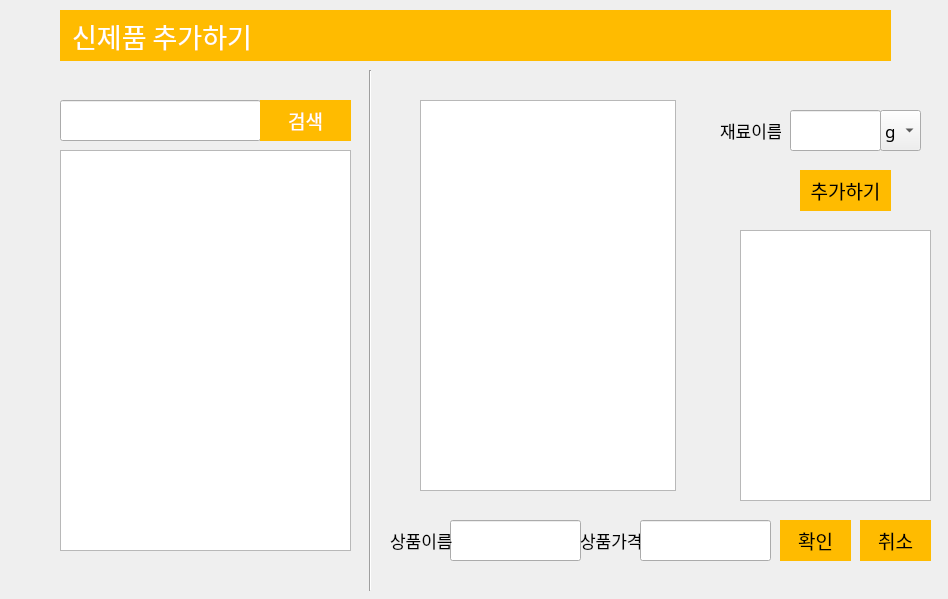
Above: snack_bar.ui from jungyeonwoo265/snack_bar before the change. Below: the same form after it.
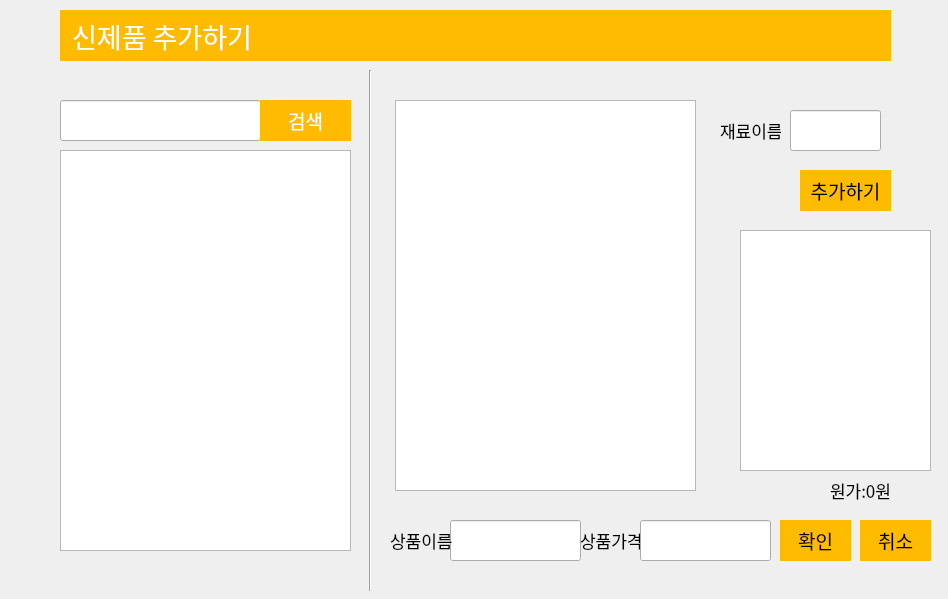
That is the form after the change. The open tabs and pages were chosen to show the change. Icons and pictures are not drawn.

Commit message: 새 상품 등록

Patch:
```diff
--- a/snack_bar.ui
+++ b/snack_bar.ui
@@ -2060,31 +2060,12 @@
        <height>41</height>
       </rect>
      </property>
-    </widget>
-    <widget class="QComboBox" name="unit_box">
-     <property name="geometry">
-      <rect>
-       <x>860</x>
-       <y>100</y>
-       <width>41</width>
-       <height>41</height>
-      </rect>
+     <property name="inputMethodHints">
+      <set>Qt::ImhNone</set>
      </property>
-     <item>
-      <property name="text">
-       <string>g</string>
-      </property>
-     </item>
-     <item>
-      <property name="text">
-       <string>개</string>
-      </property>
-     </item>
-     <item>
-      <property name="text">
-       <string>장</string>
-      </property>
-     </item>
+     <property name="alignment">
+      <set>Qt::AlignLeading|Qt::AlignLeft|Qt::AlignVCenter</set>
+     </property>
     </widget>
     <widget class="QLineEdit" name="new_name">
      <property name="geometry">
@@ -2164,7 +2145,7 @@
        <x>720</x>
        <y>220</y>
        <width>191</width>
-       <height>271</height>
+       <height>241</height>
       </rect>
      </property>
     </widget>
@@ -2197,9 +2178,9 @@
     <widget class="QTableWidget" name="ingredient">
      <property name="geometry">
       <rect>
-       <x>400</x>
+       <x>375</x>
        <y>90</y>
-       <width>256</width>
+       <width>301</width>
        <height>391</height>
       </rect>
      </property>
@@ -2230,6 +2211,32 @@
       <string>취소</string>
      </property>
     </widget>
+    <widget class="QLabel" name="cost_label">
+     <property name="geometry">
+      <rect>
+       <x>810</x>
+       <y>470</y>
+       <width>81</width>
+       <height>20</height>
+      </rect>
+     </property>
+     <property name="text">
+      <string>원가:0원</string>
+     </property>
+    </widget>
+    <widget class="QLabel" name="unit_label">
+     <property name="geometry">
+      <rect>
+       <x>875</x>
+       <y>100</y>
+       <width>41</width>
+       <height>41</height>
+      </rect>
+     </property>
+     <property name="text">
+      <string/>
+     </property>
+    </widget>
    </widget>
   </widget>
  </widget>
```
Left out of the diff: 8 changed lines with no effect on the pictures. The commit also changes 1 other file.
